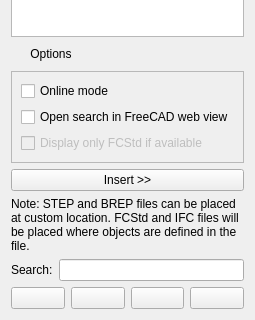
This is dialogLibrary.ui in yorikvanhavre/BIM_Workbench as Qt 5 draws it before an edit; both pictures show x 0 to 255 and y 240 to 560 of the 255 by 560 pixel window. The edited form follows.
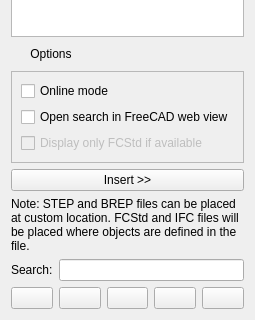
This is the edited form.

Commit message: Added grabcad to library tool

Patch:
```diff
--- a/dialogLibrary.ui
+++ b/dialogLibrary.ui
@@ -199,6 +199,19 @@
        </property>
       </widget>
      </item>
+     <item>
+      <widget class="QPushButton" name="buttonGrabCad">
+       <property name="minimumSize">
+        <size>
+         <width>16</width>
+         <height>0</height>
+        </size>
+       </property>
+       <property name="text">
+        <string/>
+       </property>
+      </widget>
+     </item>
     </layout>
    </item>
   </layout>
```
The commit also changes 2 other files.
